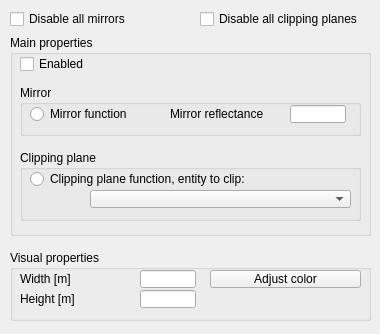
Before: the Qt Designer form ui/qdlgmirrors.ui in CoppeliaRobotics/coppeliaSimLib, drawn with Qt 5.
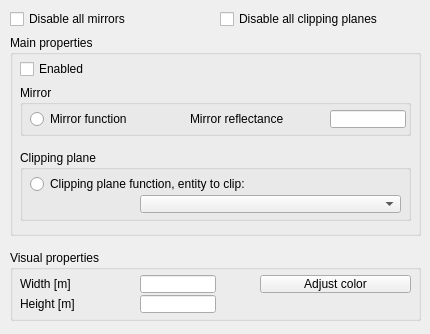
After: the same form once the commit is applied.

Diff of the .ui file:
```diff
--- a/ui/qdlgmirrors.ui
+++ b/ui/qdlgmirrors.ui
@@ -6,7 +6,7 @@
    <rect>
     <x>0</x>
     <y>0</y>
-    <width>380</width>
+    <width>430</width>
     <height>334</height>
    </rect>
   </property>
@@ -21,7 +21,7 @@
     <rect>
      <x>10</x>
      <y>35</y>
-     <width>361</width>
+     <width>411</width>
      <height>201</height>
     </rect>
    </property>
@@ -35,7 +35,7 @@
     <property name="geometry">
      <rect>
       <x>10</x>
-      <y>20</y>
+      <y>25</y>
       <width>171</width>
       <height>18</height>
      </rect>
@@ -53,7 +53,7 @@
     <rect>
      <x>20</x>
      <y>85</y>
-     <width>341</width>
+     <width>391</width>
      <height>51</height>
     </rect>
    </property>
@@ -67,8 +67,8 @@
     <property name="geometry">
      <rect>
       <x>10</x>
-      <y>20</y>
-      <width>131</width>
+      <y>25</y>
+      <width>161</width>
       <height>18</height>
      </rect>
     </property>
@@ -85,9 +85,9 @@
    <widget class="QLineEdit" name="qqReflectance">
     <property name="geometry">
      <rect>
-      <x>270</x>
-      <y>20</y>
-      <width>56</width>
+      <x>310</x>
+      <y>25</y>
+      <width>76</width>
       <height>18</height>
      </rect>
     </property>
@@ -95,9 +95,9 @@
    <widget class="QLabel" name="label_7">
     <property name="geometry">
      <rect>
-      <x>150</x>
-      <y>20</y>
-      <width>121</width>
+      <x>170</x>
+      <y>25</y>
+      <width>141</width>
       <height>18</height>
      </rect>
     </property>
@@ -111,7 +111,7 @@
     <rect>
      <x>20</x>
      <y>150</y>
-     <width>341</width>
+     <width>391</width>
      <height>71</height>
     </rect>
    </property>
@@ -125,8 +125,8 @@
     <property name="geometry">
      <rect>
       <x>10</x>
-      <y>20</y>
-      <width>251</width>
+      <y>25</y>
+      <width>371</width>
       <height>18</height>
      </rect>
     </property>
@@ -143,8 +143,8 @@
    <widget class="QComboBox" name="qqEntityCombo">
     <property name="geometry">
      <rect>
-      <x>70</x>
-      <y>40</y>
+      <x>120</x>
+      <y>45</y>
       <width>261</width>
       <height>18</height>
      </rect>
@@ -156,7 +156,7 @@
     <rect>
      <x>10</x>
      <y>10</y>
-     <width>161</width>
+     <width>191</width>
      <height>18</height>
     </rect>
    </property>
@@ -170,9 +170,9 @@
   <widget class="QCheckBox" name="qqDisableAllClippingPlanes">
    <property name="geometry">
     <rect>
-     <x>200</x>
+     <x>220</x>
      <y>10</y>
-     <width>171</width>
+     <width>201</width>
      <height>18</height>
     </rect>
    </property>
@@ -188,7 +188,7 @@
     <rect>
      <x>10</x>
      <y>250</y>
-     <width>361</width>
+     <width>411</width>
      <height>71</height>
     </rect>
    </property>
@@ -201,8 +201,8 @@
    <widget class="QToolButton" name="qqColor">
     <property name="geometry">
      <rect>
-      <x>200</x>
-      <y>20</y>
+      <x>250</x>
+      <y>25</y>
       <width>151</width>
       <height>18</height>
      </rect>
@@ -218,7 +218,7 @@
     <property name="geometry">
      <rect>
       <x>10</x>
-      <y>40</y>
+      <y>45</y>
       <width>121</width>
       <height>18</height>
      </rect>
@@ -231,8 +231,8 @@
     <property name="geometry">
      <rect>
       <x>130</x>
-      <y>40</y>
-      <width>56</width>
+      <y>45</y>
+      <width>76</width>
       <height>18</height>
      </rect>
     </property>
@@ -241,8 +241,8 @@
     <property name="geometry">
      <rect>
       <x>130</x>
-      <y>20</y>
-      <width>56</width>
+      <y>25</y>
+      <width>76</width>
       <height>18</height>
      </rect>
     </property>
@@ -251,7 +251,7 @@
     <property name="geometry">
      <rect>
       <x>10</x>
-      <y>20</y>
+      <y>25</y>
       <width>121</width>
       <height>18</height>
      </rect>
```
Left out of the diff: 7 changed lines with no effect on the pictures.
